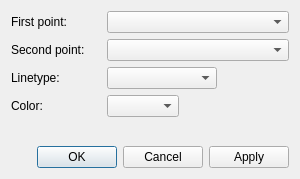
First picture: the form in src/libs/vtools/dialogs/tools/dialogline.ui, repository FashionFreedom/Seamly2D, before the edit.
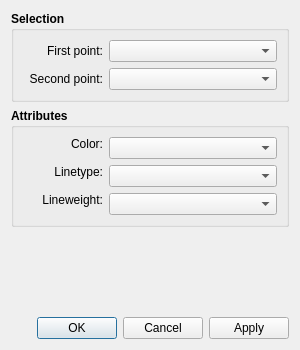
Second picture: the form after the edit. Icons and pictures are not drawn. Custom widgets are drawn as their Qt base class.

What changed in the file:
```diff
--- a/src/libs/vtools/dialogs/tools/dialogline.ui
+++ b/src/libs/vtools/dialogs/tools/dialogline.ui
@@ -10,9 +10,15 @@
     <x>0</x>
     <y>0</y>
     <width>300</width>
-    <height>179</height>
+    <height>350</height>
    </rect>
   </property>
+  <property name="minimumSize">
+   <size>
+    <width>270</width>
+    <height>0</height>
+   </size>
+  </property>
   <property name="windowTitle">
    <string>Line between points</string>
   </property>
@@ -26,26 +32,51 @@
   <property name="modal">
    <bool>true</bool>
   </property>
+  <layout class="QVBoxLayout" name="verticalLayout_2">
+   <item>
+    <widget class="QGroupBox" name="selection_GroupBox">
+     <property name="sizePolicy">
+      <sizepolicy hsizetype="Expanding" vsizetype="Preferred">
+       <horstretch>0</horstretch>
+       <verstretch>0</verstretch>
+      </sizepolicy>
+     </property>
+     <property name="font">
+      <font>
+       <pointsize>9</pointsize>
+       <weight>75</weight>
+       <bold>true</bold>
+      </font>
+     </property>
+     <property name="title">
+      <string>Selection</string>
+     </property>
   <layout class="QVBoxLayout" name="verticalLayout">
    <item>
-    <layout class="QFormLayout" name="formLayout_2">
-     <property name="fieldGrowthPolicy">
-      <enum>QFormLayout::ExpandingFieldsGrow</enum>
-     </property>
-     <item row="0" column="0">
+       <layout class="QHBoxLayout" name="horizontalLayout">
+        <item>
       <widget class="QLabel" name="labelFirstPoint">
        <property name="minimumSize">
         <size>
-         <width>90</width>
+            <width>80</width>
          <height>0</height>
         </size>
        </property>
+          <property name="font">
+           <font>
+            <weight>50</weight>
+            <bold>false</bold>
+           </font>
+          </property>
        <property name="text">
         <string>First point:</string>
        </property>
-      </widget>
-     </item>
-     <item row="0" column="1">
+          <property name="alignment">
+           <set>Qt::AlignRight|Qt::AlignTrailing|Qt::AlignVCenter</set>
+          </property>
+         </widget>
+        </item>
+        <item>
       <widget class="QComboBox" name="comboBoxFirstPoint">
        <property name="sizePolicy">
         <sizepolicy hsizetype="Expanding" vsizetype="Fixed">
@@ -55,26 +86,45 @@
        </property>
        <property name="minimumSize">
         <size>
-         <width>0</width>
+            <width>140</width>
          <height>0</height>
         </size>
        </property>
-      </widget>
-     </item>
-     <item row="1" column="0">
+          <property name="font">
+           <font>
+            <weight>50</weight>
+            <bold>false</bold>
+           </font>
+          </property>
+         </widget>
+        </item>
+       </layout>
+      </item>
+      <item>
+       <layout class="QHBoxLayout" name="horizontalLayout_2">
+        <item>
       <widget class="QLabel" name="labelSecondPoint">
        <property name="minimumSize">
         <size>
-         <width>90</width>
+            <width>80</width>
          <height>0</height>
         </size>
        </property>
+          <property name="font">
+           <font>
+            <weight>50</weight>
+            <bold>false</bold>
+           </font>
+          </property>
        <property name="text">
         <string>Second point:</string>
        </property>
-      </widget>
-     </item>
-     <item row="1" column="1">
+          <property name="alignment">
+           <set>Qt::AlignRight|Qt::AlignTrailing|Qt::AlignVCenter</set>
+          </property>
+         </widget>
+        </item>
+        <item>
       <widget class="QComboBox" name="comboBoxSecondPoint">
        <property name="sizePolicy">
         <sizepolicy hsizetype="Expanding" vsizetype="Fixed">
@@ -84,27 +134,151 @@
        </property>
        <property name="minimumSize">
         <size>
-         <width>0</width>
+            <width>140</width>
          <height>0</height>
         </size>
        </property>
-      </widget>
-     </item>
-     <item row="2" column="0">
-      <widget class="QLabel" name="label_7">
+          <property name="font">
+           <font>
+            <weight>50</weight>
+            <bold>false</bold>
+           </font>
+          </property>
+         </widget>
+        </item>
+       </layout>
+      </item>
+     </layout>
+    </widget>
+   </item>
+   <item>
+    <widget class="QGroupBox" name="attributes_GroupBox">
+     <property name="sizePolicy">
+      <sizepolicy hsizetype="Expanding" vsizetype="Preferred">
+       <horstretch>0</horstretch>
+       <verstretch>0</verstretch>
+      </sizepolicy>
+     </property>
        <property name="minimumSize">
         <size>
-         <width>90</width>
+       <width>240</width>
          <height>0</height>
         </size>
+     </property>
+     <property name="font">
+      <font>
+       <pointsize>9</pointsize>
+       <weight>75</weight>
+       <bold>true</bold>
+      </font>
+     </property>
+     <property name="title">
+      <string>Attributes</string>
+     </property>
+     <layout class="QVBoxLayout" name="verticalLayout_4">
+      <item>
+       <layout class="QFormLayout" name="formLayout_2">
+        <item row="1" column="0">
+         <widget class="QLabel" name="lineType_Label">
+          <property name="sizePolicy">
+           <sizepolicy hsizetype="MinimumExpanding" vsizetype="Fixed">
+            <horstretch>0</horstretch>
+            <verstretch>0</verstretch>
+           </sizepolicy>
+          </property>
+          <property name="minimumSize">
+           <size>
+            <width>80</width>
+            <height>0</height>
+           </size>
+          </property>
+          <property name="maximumSize">
+           <size>
+            <width>16777215</width>
+            <height>16777215</height>
+           </size>
+          </property>
+          <property name="font">
+           <font>
+            <pointsize>9</pointsize>
+            <weight>50</weight>
+            <bold>false</bold>
+           </font>
        </property>
        <property name="text">
         <string>Linetype:</string>
        </property>
+          <property name="alignment">
+           <set>Qt::AlignRight|Qt::AlignTrailing|Qt::AlignVCenter</set>
+          </property>
+         </widget>
+        </item>
+        <item row="1" column="1">
+         <widget class="LineTypeComboBox" name="lineType_ComboBox">
+          <property name="sizePolicy">
+           <sizepolicy hsizetype="Expanding" vsizetype="Fixed">
+            <horstretch>0</horstretch>
+            <verstretch>0</verstretch>
+           </sizepolicy>
+          </property>
+          <property name="minimumSize">
+           <size>
+            <width>140</width>
+            <height>0</height>
+           </size>
+          </property>
+          <property name="maximumSize">
+           <size>
+            <width>16777215</width>
+            <height>16777215</height>
+           </size>
+          </property>
+          <property name="font">
+           <font>
+            <pointsize>9</pointsize>
+            <weight>50</weight>
+            <bold>false</bold>
+           </font>
+          </property>
+         </widget>
+        </item>
+        <item row="2" column="0">
+         <widget class="QLabel" name="lineWeight_Label">
+          <property name="sizePolicy">
+           <sizepolicy hsizetype="MinimumExpanding" vsizetype="Fixed">
+            <horstretch>0</horstretch>
+            <verstretch>0</verstretch>
+           </sizepolicy>
+          </property>
+          <property name="minimumSize">
+           <size>
+            <width>80</width>
+            <height>0</height>
+           </size>
+          </property>
+          <property name="maximumSize">
+           <size>
+            <width>16777215</width>
+            <height>16777215</height>
+           </size>
+          </property>
+          <property name="font">
+           <font>
+            <pointsize>9</pointsize>
+            <weight>50</weight>
+            <bold>false</bold>
+           </font>
+          </property>
+          <property name="text">
+           <string>Lineweight:</string>
+          </property>
+          <property name="alignment">
+           <set>Qt::AlignRight|Qt::AlignTrailing|Qt::AlignVCenter</set>
+          </property>
       </widget>
      </item>
      <item row="2" column="1">
-      <widget class="QComboBox" name="comboBoxLineType">
+         <widget class="LineWeightComboBox" name="lineWeight_ComboBox">
        <property name="sizePolicy">
         <sizepolicy hsizetype="Expanding" vsizetype="Fixed">
          <horstretch>0</horstretch>
@@ -113,35 +287,94 @@
        </property>
        <property name="minimumSize">
         <size>
-         <width>80</width>
+            <width>140</width>
          <height>0</height>
         </size>
        </property>
-       <property name="maximumSize">
-        <size>
-         <width>110</width>
-         <height>16777215</height>
-        </size>
-       </property>
-       <property name="iconSize">
-        <size>
-         <width>80</width>
-         <height>14</height>
-        </size>
+          <property name="font">
+           <font>
+            <pointsize>9</pointsize>
+            <weight>50</weight>
+            <bold>false</bold>
+           </font>
        </property>
       </widget>
      </item>
-     <item row="3" column="0">
-      <widget class="QLabel" name="label">
+        <item row="0" column="0">
+         <widget class="QLabel" name="lineColor_Label">
+          <property name="sizePolicy">
+           <sizepolicy hsizetype="MinimumExpanding" vsizetype="Fixed">
+            <horstretch>0</horstretch>
+            <verstretch>0</verstretch>
+           </sizepolicy>
+          </property>
+          <property name="minimumSize">
+           <size>
+            <width>80</width>
+            <height>0</height>
+           </size>
+          </property>
+          <property name="maximumSize">
+           <size>
+            <width>16777215</width>
+            <height>16777215</height>
+           </size>
+          </property>
+          <property name="font">
+           <font>
+            <pointsize>9</pointsize>
+            <weight>50</weight>
+            <bold>false</bold>
+           </font>
+          </property>
        <property name="text">
         <string>Color:</string>
        </property>
-      </widget>
-     </item>
-     <item row="3" column="1">
-      <widget class="QComboBox" name="comboBoxLineColor"/>
-     </item>
-    </layout>
+          <property name="alignment">
+           <set>Qt::AlignRight|Qt::AlignTrailing|Qt::AlignVCenter</set>
+          </property>
+         </widget>
+        </item>
+        <item row="0" column="1">
+         <widget class="ColorComboBox" name="lineColor_ComboBox">
+          <property name="sizePolicy">
+           <sizepolicy hsizetype="Expanding" vsizetype="Fixed">
+            <horstretch>0</horstretch>
+            <verstretch>0</verstretch>
+           </sizepolicy>
+          </property>
+          <property name="minimumSize">
+           <size>
+            <width>140</width>
+            <height>0</height>
+           </size>
+          </property>
+          <property name="font">
+           <font>
+            <pointsize>9</pointsize>
+            <weight>50</weight>
+            <bold>false</bold>
+           </font>
+          </property>
+         </widget>
+        </item>
+       </layout>
+      </item>
+     </layout>
+    </widget>
+   </item>
+   <item>
+    <spacer name="verticalSpacer">
+     <property name="orientation">
+      <enum>Qt::Vertical</enum>
+     </property>
+     <property name="sizeHint" stdset="0">
+      <size>
+       <width>20</width>
+       <height>96</height>
+      </size>
+     </property>
+    </spacer>
    </item>
    <item>
     <widget class="QDialogButtonBox" name="buttonBox">
@@ -155,6 +388,23 @@
    </item>
   </layout>
  </widget>
+ <customwidgets>
+  <customwidget>
+   <class>ColorComboBox</class>
+   <extends>QComboBox</extends>
+   <header location="global">color_combobox.h</header>
+  </customwidget>
+  <customwidget>
+   <class>LineTypeComboBox</class>
+   <extends>QComboBox</extends>
+   <header location="global">linetype_combobox.h</header>
+  </customwidget>
+  <customwidget>
+   <class>LineWeightComboBox</class>
+   <extends>QComboBox</extends>
+   <header location="global">lineweight_combobox.h</header>
+  </customwidget>
+ </customwidgets>
  <tabstops>
   <tabstop>comboBoxFirstPoint</tabstop>
   <tabstop>comboBoxSecondPoint</tabstop>
```
Left out of the diff: 3 changed lines with no effect on the pictures. Lines whose indentation alone changed are shown as unchanged.
